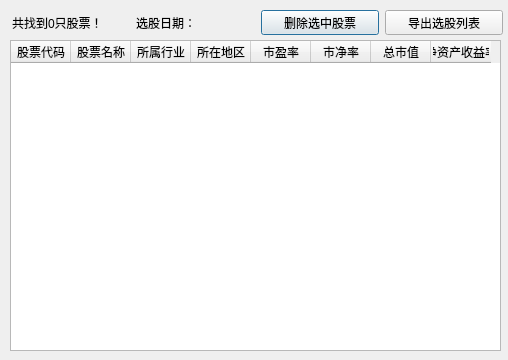
Above: QtDesign/SearchResult.ui from victor647/QuantumStockTrade before the change. Below: the same form after it.
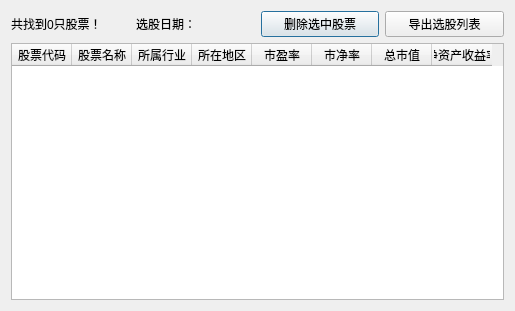
That is the form after the change.

Commit message: 五日选股UI完成，优化UIresize系统

Diff of the .ui file:
```diff
--- a/QtDesign/SearchResult.ui
+++ b/QtDesign/SearchResult.ui
@@ -6,22 +6,72 @@
    <rect>
     <x>0</x>
     <y>0</y>
-    <width>508</width>
-    <height>360</height>
+    <width>515</width>
+    <height>311</height>
    </rect>
   </property>
   <property name="windowTitle">
    <string>股票搜索结果</string>
   </property>
+  <layout class="QVBoxLayout" name="verticalLayout">
+   <item>
+    <layout class="QHBoxLayout" name="horizontalLayout_2">
+     <item>
+      <widget class="QLabel" name="lblTotalStockFound">
+       <property name="font">
+        <font>
+         <family>Helvetica</family>
+         <pointsize>9</pointsize>
+        </font>
+       </property>
+       <property name="text">
+        <string>共找到0只股票！</string>
+       </property>
+      </widget>
+     </item>
+     <item>
+      <widget class="QLabel" name="lblSearchDate">
+       <property name="font">
+        <font>
+         <family>Helvetica</family>
+         <pointsize>9</pointsize>
+        </font>
+       </property>
+       <property name="text">
+        <string>选股日期：</string>
+       </property>
+      </widget>
+     </item>
+     <item>
+      <widget class="QPushButton" name="btnDeleteStock">
+       <property name="font">
+        <font>
+         <family>Helvetica</family>
+         <pointsize>9</pointsize>
+        </font>
+       </property>
+       <property name="text">
+        <string>删除选中股票</string>
+       </property>
+      </widget>
+     </item>
+     <item>
+      <widget class="QPushButton" name="btnExportStockList">
+       <property name="font">
+        <font>
+         <family>Helvetica</family>
+         <pointsize>9</pointsize>
+        </font>
+       </property>
+       <property name="text">
+        <string>导出选股列表</string>
+       </property>
+      </widget>
+     </item>
+    </layout>
+   </item>
+   <item>
   <widget class="QTableWidget" name="tblStockList">
-   <property name="geometry">
-    <rect>
-     <x>10</x>
-     <y>40</y>
-     <width>491</width>
-     <height>311</height>
-    </rect>
-   </property>
    <property name="font">
     <font>
      <family>Helvetica</family>
@@ -78,70 +128,8 @@
     </property>
    </column>
   </widget>
-  <widget class="QWidget" name="layoutWidget">
-   <property name="geometry">
-    <rect>
-     <x>12</x>
-     <y>10</y>
-     <width>491</width>
-     <height>25</height>
-    </rect>
-   </property>
-   <layout class="QHBoxLayout" name="horizontalLayout_2">
-    <item>
-     <widget class="QLabel" name="lblTotalStockFound">
-      <property name="font">
-       <font>
-        <family>Helvetica</family>
-        <pointsize>9</pointsize>
-       </font>
-      </property>
-      <property name="text">
-       <string>共找到0只股票！</string>
-      </property>
-     </widget>
-    </item>
-    <item>
-     <widget class="QLabel" name="lblSearchDate">
-      <property name="font">
-       <font>
-        <family>Helvetica</family>
-        <pointsize>9</pointsize>
-       </font>
-      </property>
-      <property name="text">
-       <string>选股日期：</string>
-      </property>
-     </widget>
-    </item>
-    <item>
-     <widget class="QPushButton" name="btnDeleteStock">
-      <property name="font">
-       <font>
-        <family>Helvetica</family>
-        <pointsize>9</pointsize>
-       </font>
-      </property>
-      <property name="text">
-       <string>删除选中股票</string>
-      </property>
-     </widget>
-    </item>
-    <item>
-     <widget class="QPushButton" name="btnExportStockList">
-      <property name="font">
-       <font>
-        <family>Helvetica</family>
-        <pointsize>9</pointsize>
-       </font>
-      </property>
-      <property name="text">
-       <string>导出选股列表</string>
-      </property>
-     </widget>
-    </item>
-   </layout>
-  </widget>
+   </item>
+  </layout>
  </widget>
  <resources/>
  <connections>
```
Lines whose indentation alone changed are shown as unchanged. The commit also changes 31 other files.
